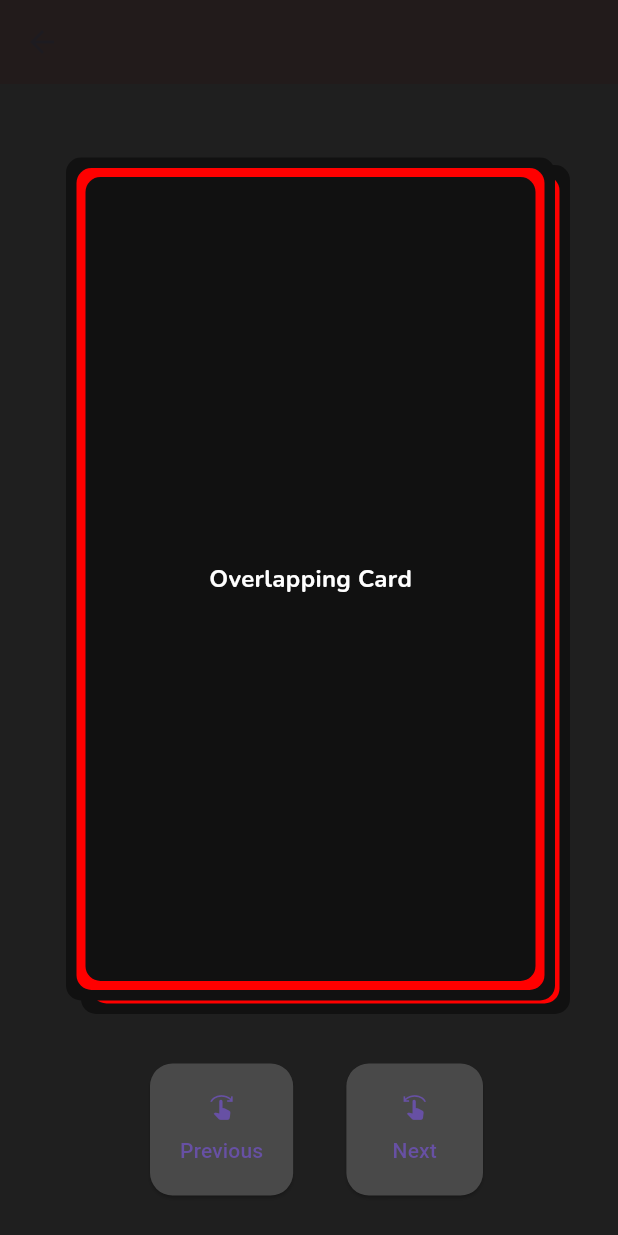
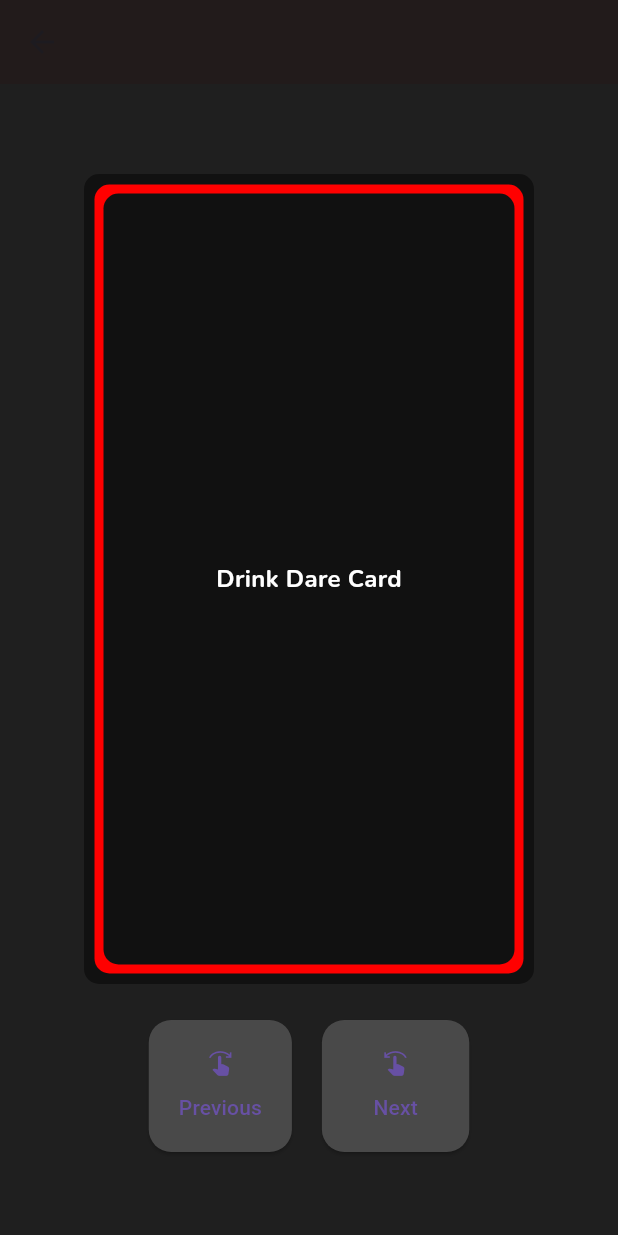
Before and after one commit to GhostGapy/FitnessProject, a Flutter app: the GamePage screen opened directly, on a phone screen of 412 x 824 dp. Run offline on Flutter 3.47's test engine with Material 3 defaults, Android fonts, the phone set to English and light mode, and no system bars; our stand-ins replace firebase_auth, firebase_core, google_sign_in; accounts and stored records are empty.

Commit message:
updated design

```diff
--- a/lib/pages/game_page.dart
+++ b/lib/pages/game_page.dart
@@ -39,33 +39,13 @@ class GamePage extends StatelessWidget {
         appBar: AppBar(
           backgroundColor: const Color.fromARGB(255, 34, 27, 27),
         ),
-        body: Center(
-          child: Stack(
+        body: Column(
+          mainAxisAlignment: MainAxisAlignment.center,
+          children: [
+            Stack(
               alignment: Alignment.center,
               children: [
-              // Background Card
-              Positioned(
-                top: 50,
-                left: 50,
-                child: Card(
-                  color: const Color.fromARGB(255, 17, 17, 17),
-                  elevation: 0.0,
-                  shape: RoundedRectangleBorder(
-                    borderRadius: BorderRadius.circular(10.0),
-                  ),
-                  child: Center(
-                    child: Container(
-                      padding: const EdgeInsets.all(3),
-                      child: Card(
-                        color: const Color.fromARGB(255, 255, 0, 0),
-                        elevation: 0.0,
-                        shape: RoundedRectangleBorder(
-                          borderRadius: BorderRadius.circular(10.0),
-                        ),
-                        child: Container(
-                          padding: const EdgeInsets.all(2),
-                          child: Center(
-                            child: Card(
+                Card(
                   color: const Color.fromARGB(255, 17, 17, 17),
                   elevation: 0.0,
                   shape: RoundedRectangleBorder(
@@ -74,40 +54,6 @@ class GamePage extends StatelessWidget {
                   child: Container(
                     width: 300,
                     height: 540,
-                                padding: const EdgeInsets.all(16.0),
-                                child: const Center(
-                                  child: Text(
-                                    'Overlapping Card',
-                                    style: TextStyle(
-                                      fontSize: 16.0,
-                                      color: Colors.white,
-                                      fontFamily: 'Nunito',
-                                      fontWeight: FontWeight.bold,
-                                    ),
-                                  ),
-                                ),
-                              ),
-                            ),
-                          ),
-                        ),
-                      ),
-                    ),
-                  ),
-                ),
-              ),
-              // Overlapping Card
-              Positioned(
-                top: 45,
-                left: 40,
-                child: Card(
-                  color: const Color.fromARGB(255, 17, 17, 17),
-                  elevation: 0.0,
-                  shape: RoundedRectangleBorder(
-                    borderRadius: BorderRadius.circular(10.0),
-                  ),
-                  child: Container(
-                    width: 326,
-                    height: 562,
                     padding: const EdgeInsets.all(3.0),
                     child: Center(
                       child: Card(
@@ -131,7 +77,7 @@ class GamePage extends StatelessWidget {
                                 padding: const EdgeInsets.all(16.0),
                                 child: const Center(
                                   child: Text(
-                                    'Overlapping Card',
+                                    'Drink Dare Card',
                                     style: TextStyle(
                                       fontSize: 16.0,
                                       color: Colors.white,
@@ -147,13 +93,15 @@ class GamePage extends StatelessWidget {
                       ),
                     ),
                   ),
+                  // Add your additional widget under the Stack
                 ),
+              ],
             ),
-              // First Square Button
-              Positioned(
-                bottom: 27,
-                left: 100,
-                child: ElevatedButton(
+            const SizedBox(height: 20),
+            Row(
+              mainAxisAlignment: MainAxisAlignment.center,
+              children: [
+                ElevatedButton(
                   onPressed: () {
                     // Handle button press
                   },
@@ -172,12 +120,8 @@ class GamePage extends StatelessWidget {
                     ],
                   ),
                 ),
-              ),
-              // Second Square Button
-              Positioned(
-                bottom: 27,
-                right: 90,
-                child: ElevatedButton(
+                SizedBox(width: 20),
+                ElevatedButton(
                   onPressed: () {
                     // Handle button press
                   },
@@ -192,13 +136,13 @@ class GamePage extends StatelessWidget {
                     children: [
                       Icon(Icons.swipe_left),
                       SizedBox(height: 10),
-                      Text('   Next   '),
+                      Text('    Next    '),
                     ],
-                  ),
                   ),
                 ),
               ],
             ),
+          ],
         ),
       ),
     );
```
Lines whose indentation alone changed are shown as unchanged.
